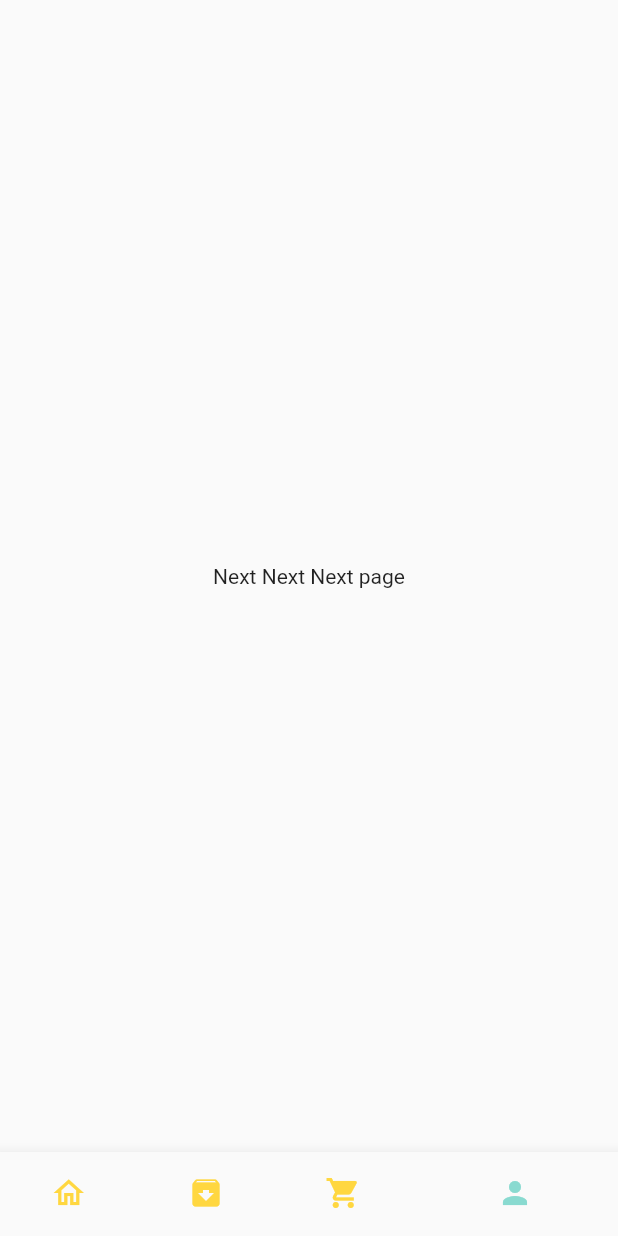
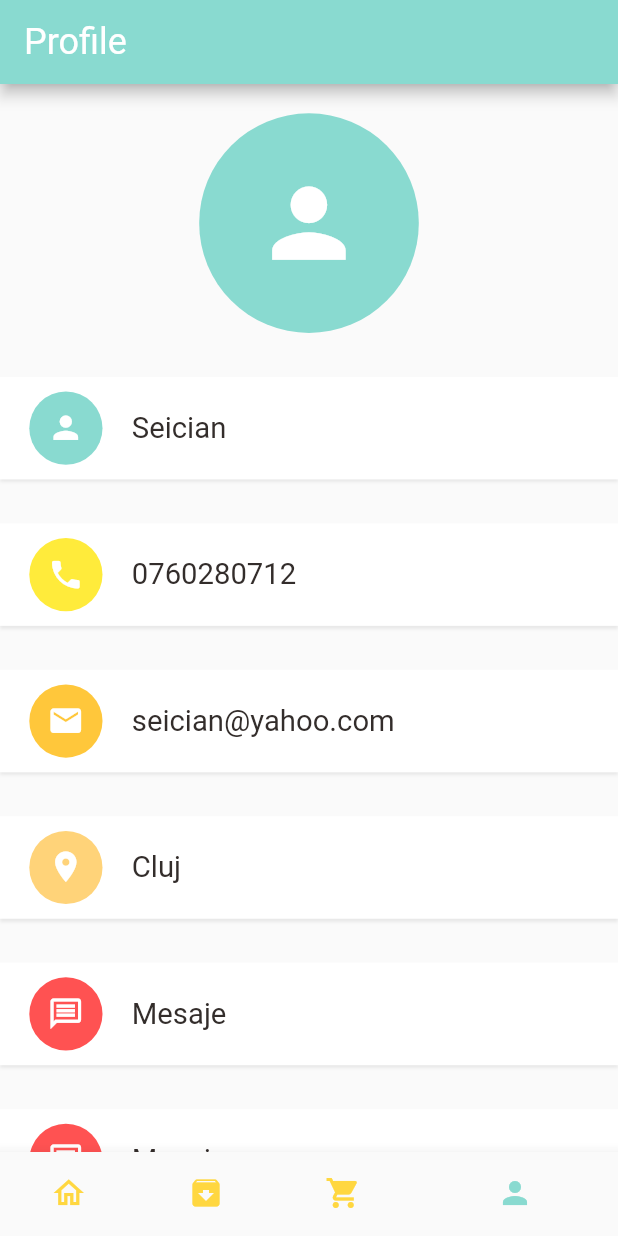
Before and after one commit to Seician/lucrare_licenta, a Flutter app: the screen it shows after launch, item 4 of the bottom bar chosen, on a phone screen of 412 x 824 dp. Run offline on Flutter 3.47's test engine with Material 2 defaults, Android fonts, the phone set to English and light mode, and no system bars; our stand-ins replace dots_indicator, get, shared_preferences; network calls fail; Roboto replaces fonts that are missing (OpenSans-Regular).

Commit message:
Adding account page

```diff
--- /dev/null
+++ b/lib/pages/account/account_page.dart
@@ -0,0 +1,128 @@
+import 'package:flutter/material.dart';
+import 'package:flutter_complete_guide/utils/colors.dart';
+import 'package:flutter_complete_guide/utils/dimensions.dart';
+import 'package:flutter_complete_guide/widgets/account_widget.dart';
+import 'package:flutter_complete_guide/widgets/app_icon.dart';
+import 'package:flutter_complete_guide/widgets/big_text.dart';
+
+class AccountPage extends StatelessWidget {
+  const AccountPage({super.key});
+
+  @override
+  Widget build(BuildContext context) {
+    return Scaffold(
+      appBar: AppBar(
+        backgroundColor: AppColors.mainColor,
+        title: BigText(
+          text: "Profile",
+          size: 24,
+          color: Colors.white,
+        ),
+      ),
+      body: Container(
+        width: double.maxFinite,
+        margin: EdgeInsets.only(top: Dimensions.height20),
+        child: Column(
+          children: [
+            //profile icon
+            AppIcon(
+              icon: Icons.person,
+              backgroundColor: AppColors.mainColor,
+              iconColor: Colors.white,
+              iconSize: Dimensions.height45 + Dimensions.height30,
+              size: Dimensions.height15 * 10,
+            ),
+            SizedBox(
+              height: Dimensions.height30,
+            ),
+            Expanded(
+              child: SingleChildScrollView(
+                child: Column(
+                  children: [
+                    //name
+                    AccountWidget(
+                      appIcon: AppIcon(
+                          icon: Icons.person,
+                          backgroundColor: AppColors.mainColor,
+                          iconColor: Colors.white,
+                          iconSize: Dimensions.height10 * 5 / 2,
+                          size: Dimensions.height10 * 5),
+                      bigText: BigText(text: "Seician"),
+                    ),
+                    SizedBox(
+                      height: Dimensions.height30,
+                    ),
+                    //phone
+                    AccountWidget(
+                      appIcon: AppIcon(
+                          icon: Icons.phone,
+                          backgroundColor: Colors.yellow,
+                          iconColor: Colors.white,
+                          iconSize: Dimensions.height10 * 5 / 2,
+                          size: Dimensions.height10 * 5),
+                      bigText: BigText(text: "0760280712"),
+                    ),
+                    SizedBox(
+                      height: Dimensions.height30,
+                    ),
+                    //email
+                    AccountWidget(
+                      appIcon: AppIcon(
+                          icon: Icons.email,
+                          backgroundColor: Color.fromARGB(255, 255, 199, 59),
+                          iconColor: Colors.white,
+                          iconSize: Dimensions.height10 * 5 / 2,
+                          size: Dimensions.height10 * 5),
+                      bigText: BigText(text: "seician@yahoo.com"),
+                    ),
+                    SizedBox(
+                      height: Dimensions.height30,
+                    ),
+                    //address
+                    AccountWidget(
+                      appIcon: AppIcon(
+                          icon: Icons.location_on,
+                          backgroundColor: AppColors.yellowCollor,
+                          iconColor: Colors.white,
+                          iconSize: Dimensions.height10 * 5 / 2,
+                          size: Dimensions.height10 * 5),
+                      bigText: BigText(text: "Cluj"),
+                    ),
+                    SizedBox(
+                      height: Dimensions.height30,
+                    ),
+                    //message
+                    AccountWidget(
+                      appIcon: AppIcon(
+                          icon: Icons.message_outlined,
+                          backgroundColor: Colors.redAccent,
+                          iconColor: Colors.white,
+                          iconSize: Dimensions.height10 * 5 / 2,
+                          size: Dimensions.height10 * 5),
+                      bigText: BigText(text: "Mesaje"),
+                    ),
+                    SizedBox(
+                      height: Dimensions.height30,
+                    ),
+                    AccountWidget(
+                      appIcon: AppIcon(
+                          icon: Icons.message_outlined,
+                          backgroundColor: Colors.redAccent,
+                          iconColor: Colors.white,
+                          iconSize: Dimensions.height10 * 5 / 2,
+                          size: Dimensions.height10 * 5),
+                      bigText: BigText(text: "Mesaje"),
+                    ),
+                    SizedBox(
+                      height: Dimensions.height30,
+                    ),
+                  ],
+                ),
+              ),
+            )
+          ],
+        ),
+      ),
+    );
+  }
+}
--- a/lib/pages/cart/cart_history.dart
+++ b/lib/pages/cart/cart_history.dart
@@ -1,5 +1,4 @@
 import 'dart:convert';
-
 import 'package:flutter/material.dart';
 import 'package:flutter_complete_guide/base/no_data_page.dart';
 import 'package:flutter_complete_guide/controllers/cart_controller.dart';
--- a/lib/pages/home/home_page.dart
+++ b/lib/pages/home/home_page.dart
@@ -1,8 +1,8 @@
-
 import 'package:flutter/material.dart';
 import 'package:flutter_complete_guide/pages/home/main_food_page.dart';
 import 'package:flutter_complete_guide/utils/colors.dart';
 
+import '../account/account_page.dart';
 import '../cart/cart_history.dart';
 // import 'package:persistent_bottom_nav_bar/persistent_tab_view.dart';
 
@@ -20,7 +20,7 @@ class _HomePageState extends State<HomePage> {
     MainFoodPage(),
     Container(child: Center(child: Text("Next page"))),
     CartHistory(),
-    Container(child: Center(child: Text("Next Next Next page"))),
+    AccountPage(),
   ];
 
   void onTapNav(int index) {
--- a/lib/utils/app_constants.dart
+++ b/lib/utils/app_constants.dart
@@ -2,9 +2,10 @@ class AppConstants {
   static const String APP_NAME = "DBFood";
   static const int APP_VERSION = 1;
 
-  static const String BASE_URL = "https://our.url.com";
+  static const String BASE_URL = "http://192.168.1.132:9000";
   static const String POPULAR_PRODUCT_URL = "/api/v1/products/popular";
   static const String RECOMMENDED_PRODUCT_URL = "/api/v1/products/recommended";
+  // static const String DRINKS_URL = "/api/v1/products/drinks";
   static const String UPLOAD_URL = "/uploads/";
 
   static const String TOKEN = "DBtoken";
--- /dev/null
+++ b/lib/widgets/account_widget.dart
@@ -0,0 +1,36 @@
+import 'package:flutter/material.dart';
+import 'package:flutter_complete_guide/utils/dimensions.dart';
+import 'package:flutter_complete_guide/widgets/app_icon.dart';
+import 'package:flutter_complete_guide/widgets/big_text.dart';
+
+class AccountWidget extends StatelessWidget {
+  AppIcon appIcon;
+  BigText bigText;
+  AccountWidget({super.key, required this.appIcon, required this.bigText});
+
+  @override
+  Widget build(BuildContext context) {
+    return Container(
+      padding: EdgeInsets.only(
+          left: Dimensions.width20,
+          top: Dimensions.width10,
+          bottom: Dimensions.width10),
+      child: Row(
+        children: [
+          appIcon,
+          SizedBox(
+            width: Dimensions.width20,
+          ),
+          bigText
+        ],
+      ),
+      decoration: BoxDecoration(color: Colors.white, boxShadow: [
+        BoxShadow(
+          blurRadius: 1,
+          offset: Offset(0, 2),
+          color: Colors.grey.withOpacity(0.2),
+        )
+      ]),
+    );
+  }
+}
```
Also changed, not shown: lib/data/api/api_client.dart (line endings or trailing spaces), 1 other file.
